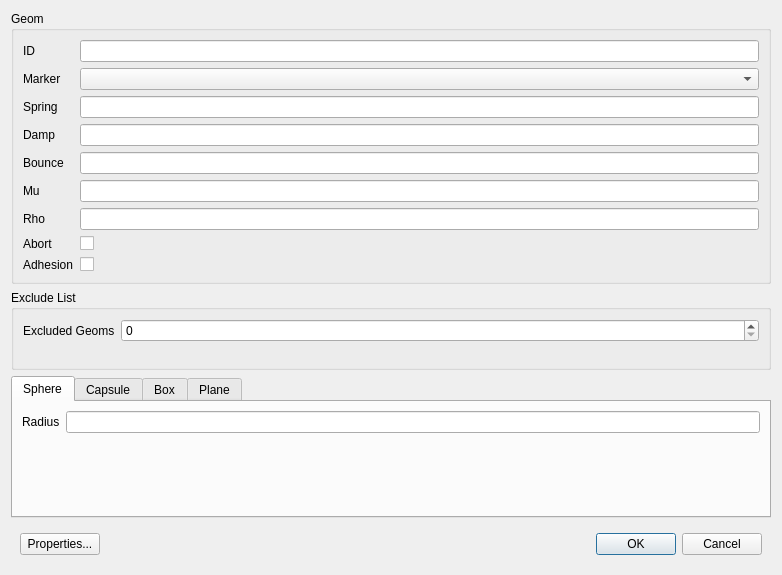
wol101/GaitSym2019, file distribution/GaitSymQt/DialogGeoms.ui: the form before one commit.
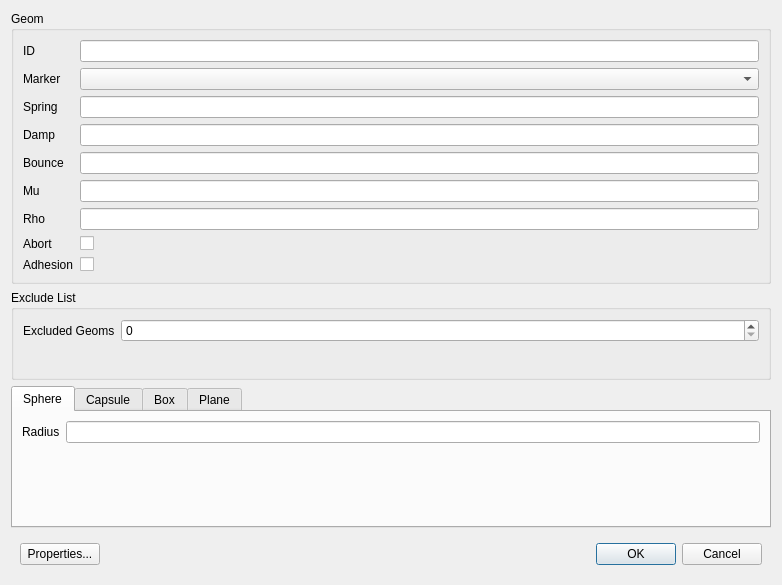
The form after the commit. Custom widgets are drawn as their Qt base class.

Diff of the .ui file:
```diff
--- a/distribution/GaitSymQt/DialogGeoms.ui
+++ b/distribution/GaitSymQt/DialogGeoms.ui
@@ -7,7 +7,7 @@
     <x>0</x>
     <y>0</y>
     <width>782</width>
-    <height>540</height>
+    <height>566</height>
    </rect>
   </property>
   <property name="windowTitle">
@@ -161,7 +161,7 @@
         <property name="minimumSize">
          <size>
           <width>0</width>
-          <height>10</height>
+          <height>20</height>
          </size>
         </property>
        </widget>
```
